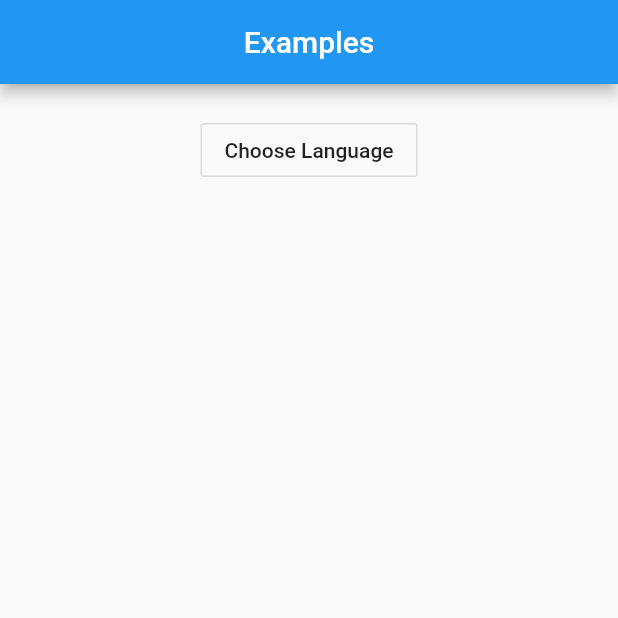
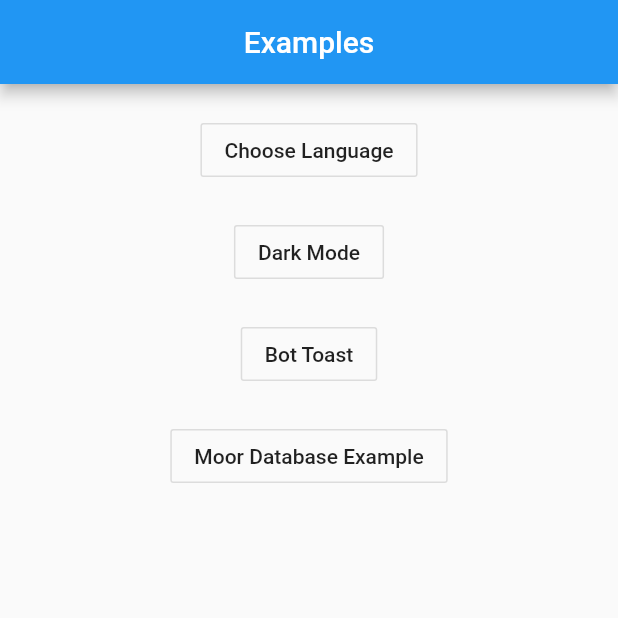
Before and after one commit to nyan-ucsp/flutter-example, a Flutter app: the screen it shows after launch, on a phone screen of 412 x 824 dp, the top half of it. Run offline on Flutter 3.47's test engine with Material 2 defaults, Android fonts, the phone set to English and light mode, and no system bars; our stand-ins replace bot_toast, easy_localization, flutter_secure_storage, flutter_svg, get_it, moor and 1 more; generated files the repository leaves out were written again; statements that could not run were skipped; project files that could hold a hidden picture were left out.

Commit message:
third commit

```diff
--- /dev/null
+++ b/lib/components/UtilsWidget.dart
@@ -0,0 +1,3 @@
+import 'package:flutter/material.dart';
+
+class UtilWidgets {}
--- /dev/null
+++ b/lib/database/models/CategoryWithProductCount.dart
@@ -0,0 +1,8 @@
+import 'package:flutter_example/database/database.dart';
+
+class CategoryWithProductCount {
+  final Category category;
+  final int productCount;
+
+  CategoryWithProductCount(this.category, this.productCount);
+}
--- a/lib/main.dart
+++ b/lib/main.dart
@@ -1,6 +1,7 @@
+import 'package:bot_toast/bot_toast.dart';
 import 'package:easy_localization/easy_localization.dart';
 import 'package:flutter/material.dart';
-import 'package:flutter_example/screens/splash_screen_example.dart';
+import 'package:flutter_example/database/database.dart';
 import 'package:flutter_example/services/navigation_service.dart';
 import 'package:flutter_example/services/theme_service.dart';
 import 'package:provider/provider.dart';
@@ -12,9 +13,10 @@ void main() {
   runApp(
     MultiProvider(
       providers: [
-        // Provider<DataBoxDatabase>(
-        //   create: (_) => DataBoxDatabase(),
-        // ),
+        Provider<Database>(
+          create: (_) => Database(),
+          dispose: (context, db) => db.close(),
+        ),
         ChangeNotifierProvider(
           create: (_) => ThemeService(),
         )
@@ -43,7 +45,9 @@ class MyApp extends StatelessWidget {
       builder: (context, snapshot) {
         return MaterialApp(
           title: 'Data Box',
+          builder: BotToastInit(),
           navigatorKey: NavigationService.navigationKey,
+          navigatorObservers: [BotToastNavigatorObserver()],
           theme:
               snapshot.data ? ThemeService.darkTheme : ThemeService.lightTheme,
           locale: context.locale,
--- a/lib/screens/flutter_examples_screen.dart
+++ b/lib/screens/flutter_examples_screen.dart
@@ -1,3 +1,4 @@
+import 'package:bot_toast/bot_toast.dart';
 import 'package:flutter/material.dart';
 import 'package:flutter_example/services/navigation_service.dart';
 
@@ -28,6 +29,39 @@ class _FlutterExamplesScreenState extends State<FlutterExamplesScreen> {
                 },
                 child: Text('Choose Language'),
               ),
+              SizedBox(
+                height: 20,
+              ),
+              OutlineButton(
+                onPressed: () {
+                  NavigationService.navigateTo(
+                      RouteName.changeDarkThemeExampleScreen);
+                },
+                child: Text('Dark Mode'),
+              ),
+              SizedBox(
+                height: 20,
+              ),
+              OutlineButton(
+                onPressed: () {
+                  BotToast.showText(
+                    text: " 🟢  Success",
+                    onlyOne: true,
+                    duration: Duration(seconds: 1),
+                  );
+                },
+                child: Text('Bot Toast'),
+              ),
+              SizedBox(
+                height: 20,
+              ),
+              OutlineButton(
+                onPressed: () {
+                  NavigationService.navigateTo(
+                      RouteName.moorDatabaseExampleScreen);
+                },
+                child: Text('Moor Database Example'),
+              ),
             ],
           ),
         ),
--- a/lib/services/database_service.dart
+++ /dev/null
@@ -1 +0,0 @@
-class DatabaseService {}
--- a/lib/services/navigation_service.dart
+++ b/lib/services/navigation_service.dart
@@ -1,5 +1,7 @@
 import 'package:flutter/material.dart';
+import 'package:flutter_example/screens/change_dark_theme_example_screen.dart';
 import 'package:flutter_example/screens/choose_language_example_screen.dart';
+import 'package:flutter_example/screens/database_example_screen.dart';
 import 'package:flutter_example/screens/flutter_examples_screen.dart';
 import 'package:flutter_example/screens/splash_screen_example.dart';
 
@@ -8,6 +10,10 @@ class RouteName {
   static const String flutterExamplesScreen = '/flutter_examples_screen';
   static const String chooseLanguageExampleScreen =
       '/choose_language_example_screen';
+  static const String changeDarkThemeExampleScreen =
+      '/change_dark_theme_example_screen';
+  static const String moorDatabaseExampleScreen =
+      '/moor_database_example_screen';
 }
 
 class NavigationService {
@@ -36,6 +42,18 @@ class NavigationService {
         // final ChooseLanguageExampleScreen args = settings.arguments;
         return MaterialPageRoute(
           builder: (_) => ChooseLanguageExampleScreen(),
+        );
+        break;
+      case RouteName.changeDarkThemeExampleScreen:
+        // final ChangeDarkThemeExampleScreen args = settings.arguments;
+        return MaterialPageRoute(
+          builder: (_) => ChangeDarkThemeExampleScreen(),
+        );
+        break;
+      case RouteName.moorDatabaseExampleScreen:
+        // final DatabaseExampleScreen args = settings.arguments;
+        return MaterialPageRoute(
+          builder: (_) => DatabaseExampleScreen(),
         );
         break;
       default:
--- a/lib/services/service_locator.dart
+++ b/lib/services/service_locator.dart
@@ -1,4 +1,4 @@
-import 'package:flutter_example/services/theme_service.dart';
+import 'package:flutter_example/database/database.dart';
 import 'package:get_it/get_it.dart';
 
 import 'navigation_service.dart';
```
Also changed, not shown: lib/components/Utils.dart (added, +51 -0 lines), lib/database/database.dart (added, +134 -0 lines), lib/screens/change_dark_theme_example_screen.dart (added, +58 -0 lines), lib/screens/database_example_screen.dart (added, +94 -0 lines), pubspec.yaml (+10 -3 lines), lib/database/database.g.dart (added), pubspec.lock, 1 other file.
